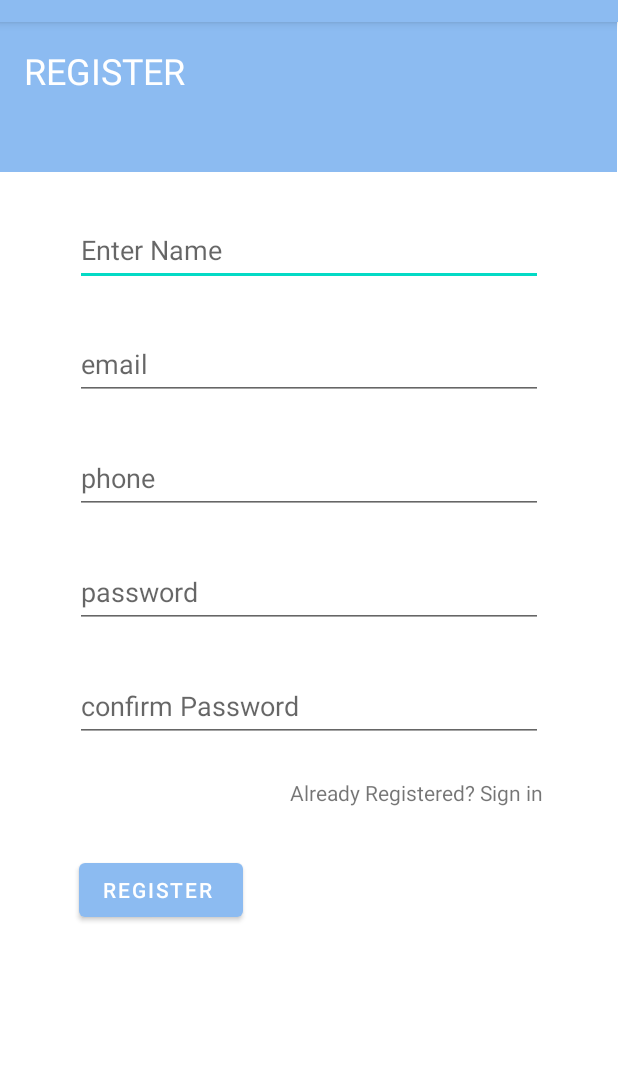
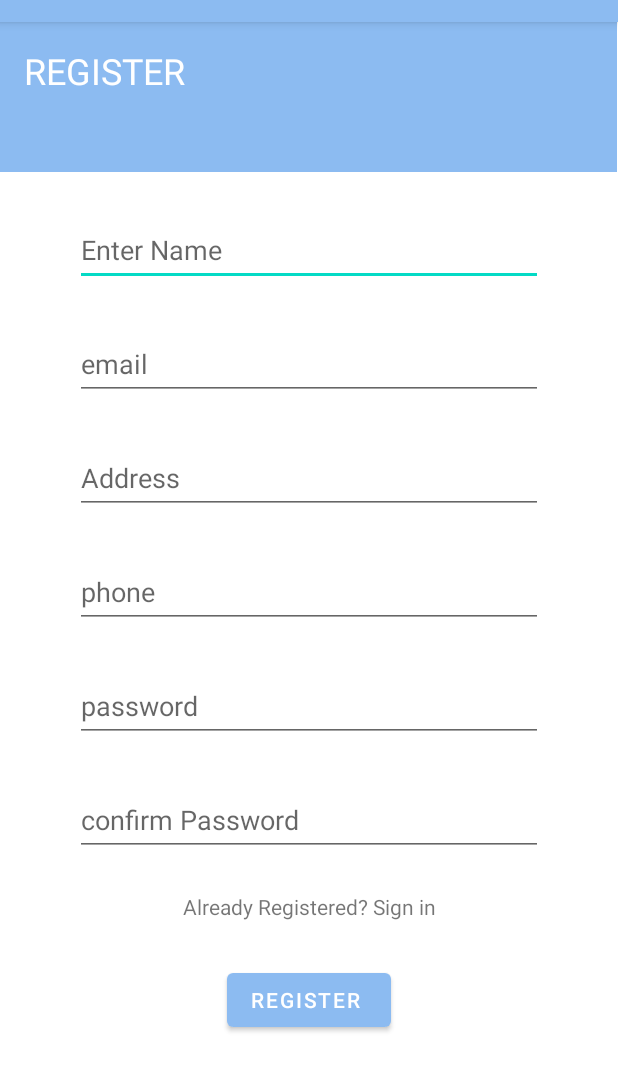
Before and after one commit to senaraperera/Salon_Appointment_System, an Android app: the customerRegistration screen opened directly, with no data from a screen before it, on a phone screen of 412 x 824 dp, the part 62-1154 px from its top. Run offline under Robolectric (Android 15) with nearby library versions, the light colour scheme and no system bars; our stand-ins replace Firebase (no records; nobody signed in at launch, a user with empty details on screens opened directly).

Commit message:
added customer profile page

```diff
--- a/app/src/main/java/com/example/salonappointmentsystem/Customer.java
+++ b/app/src/main/java/com/example/salonappointmentsystem/Customer.java
@@ -3,7 +3,8 @@ package com.example.salonappointmentsystem;
 public class Customer {
     private String name;
     private String email;
-    private Integer phone;
+    private String address;
+    private String phone;
     private String password;
 
     public Customer() {}
@@ -16,6 +17,14 @@ public class Customer {
         this.name = name;
     }
 
+    public String getAddress() {
+        return address;
+    }
+
+    public void setAddress(String address) {
+        this.address = address;
+    }
+
     public String getEmail() {
         return email;
     }
@@ -24,11 +33,11 @@ public class Customer {
         this.email = email;
     }
 
-    public Integer getPhone() {
+    public String getPhone() {
         return phone;
     }
 
-    public void setPhone(Integer phone) {
+    public void setPhone(String phone) {
         this.phone = phone;
     }
 
--- a/app/src/main/java/com/example/salonappointmentsystem/customerRegistration.java
+++ b/app/src/main/java/com/example/salonappointmentsystem/customerRegistration.java
@@ -16,7 +16,6 @@ import com.google.android.gms.tasks.OnCompleteListener;
 import com.google.android.gms.tasks.Task;
 import com.google.firebase.auth.AuthResult;
 import com.google.firebase.auth.FirebaseAuth;
-import com.google.firebase.auth.FirebaseUser;
 import com.google.firebase.database.DatabaseReference;
 import com.google.firebase.database.FirebaseDatabase;
 
@@ -24,7 +23,7 @@ import com.google.firebase.database.FirebaseDatabase;
 public class customerRegistration extends AppCompatActivity {
 
     //Register Customer section
-    EditText cusName, cusEmail, cusPhone, cusPassword, cusConfirmPassword;
+    EditText cusName, cusEmail, cusPhone, cusAddress , cusPassword, cusConfirmPassword;
     Button registerCusButton;
     Customer cusObj;
     DatabaseReference dbReg;
@@ -37,11 +36,12 @@ public class customerRegistration extends AppCompatActivity {
         setContentView(R.layout.activity_customer_registration);
 
         //Register Customer section
-        cusName = findViewById(R.id.regName);
-        cusEmail = findViewById(R.id.regEmail);
-        cusPhone = findViewById(R.id.regPhone);
-        cusPassword = findViewById(R.id.regPassword);
-        cusConfirmPassword = findViewById(R.id.regConfirmPassword);
+        cusName = findViewById(R.id.cusRegName);
+        cusEmail = findViewById(R.id.cusRegEmail);
+        cusAddress = findViewById(R.id.cusRegAddress);
+        cusPhone = findViewById(R.id.cusRegPhone);
+        cusPassword = findViewById(R.id.cusRegPassword);
+        cusConfirmPassword = findViewById(R.id.cusRegConfirmPassword);
         registerCusButton = findViewById(R.id.regRegisterButton);
         cusObj = new Customer();
 
@@ -61,6 +61,7 @@ public class customerRegistration extends AppCompatActivity {
     public void ClearControls(){
         cusName.setText("");
         cusEmail.setText("");
+        cusAddress.setText("");
         cusPhone.setText("");
         cusPassword.setText("");
         cusConfirmPassword.setText("");
@@ -76,6 +77,8 @@ public class customerRegistration extends AppCompatActivity {
                 Toast.makeText(getApplicationContext(), "Please enter your Email", Toast.LENGTH_SHORT).show();
             }else if(TextUtils.isEmpty(cusPhone.getText().toString())){
                 Toast.makeText(getApplicationContext(), "Please enter your Phone", Toast.LENGTH_SHORT).show();
+            }else if(TextUtils.isEmpty(cusAddress.getText().toString())) {
+                Toast.makeText(getApplicationContext(), "Please enter your Address", Toast.LENGTH_SHORT).show();
             }else if(TextUtils.isEmpty(cusPassword.getText().toString())){
                 Toast.makeText(getApplicationContext(), "Please enter your Password", Toast.LENGTH_SHORT).show();
             }else{
@@ -87,7 +90,8 @@ public class customerRegistration extends AppCompatActivity {
                     public void onComplete(@NonNull Task<AuthResult> task) {
                         if (task.isSuccessful()){
                             cusObj.setName(cusName.getText().toString().trim());
-                            cusObj.setPhone(Integer.parseInt(cusPhone.getText().toString().trim()));
+                            cusObj.setAddress(cusAddress.getText().toString().trim());
+                            cusObj.setPhone(cusPhone.getText().toString().trim());
                             dbReg.child(cusAuth.getUid()).setValue(cusObj);
                             Toast.makeText(getApplicationContext(), "Data inserted", Toast.LENGTH_SHORT).show();
                             ClearControls();
--- a/app/src/main/java/com/example/salonappointmentsystem/customer_login.java
+++ b/app/src/main/java/com/example/salonappointmentsystem/customer_login.java
@@ -66,7 +66,7 @@ public class customer_login extends AppCompatActivity {
                 public void onComplete(@NonNull Task<AuthResult> task) {
                     if(task.isSuccessful()){
                         Toast.makeText(getApplicationContext(), "Logged in successfully", Toast.LENGTH_SHORT).show();
-                        startActivity(new Intent(getApplicationContext(), homepage.class));
+                        startActivity(new Intent(getApplicationContext(), show_saloon_list.class));
                     }else {
                         Toast.makeText(getApplicationContext(), "Login Failed.", Toast.LENGTH_SHORT).show();
                     }
--- a/app/src/main/res/layout/activity_customer_registration.xml
+++ b/app/src/main/res/layout/activity_customer_registration.xml
@@ -7,7 +7,7 @@
     tools:context=".customerRegistration">
 
     <EditText
-        android:id="@+id/regName"
+        android:id="@+id/cusRegName"
         android:layout_width="0dp"
         android:layout_height="wrap_content"
         android:layout_marginStart="50dp"
@@ -23,7 +23,7 @@
         app:layout_constraintTop_toBottomOf="@+id/view" />
 
     <EditText
-        android:id="@+id/regEmail"
+        android:id="@+id/cusRegEmail"
         android:layout_width="0dp"
         android:layout_height="wrap_content"
         android:layout_marginStart="50dp"
@@ -35,10 +35,26 @@
         android:minHeight="48dp"
         app:layout_constraintEnd_toEndOf="parent"
         app:layout_constraintStart_toStartOf="parent"
-        app:layout_constraintTop_toBottomOf="@+id/regName" />
+        app:layout_constraintTop_toBottomOf="@+id/cusRegName" />
 
     <EditText
-        android:id="@+id/regPhone"
+        android:id="@+id/cusRegAddress"
+        android:layout_width="0dp"
+        android:layout_height="wrap_content"
+        android:layout_marginStart="50dp"
+        android:layout_marginTop="28dp"
+        android:layout_marginEnd="50dp"
+        android:ems="10"
+        android:hint="Address"
+        android:inputType="textPersonName"
+        android:minHeight="48dp"
+        app:layout_constraintEnd_toEndOf="parent"
+        app:layout_constraintHorizontal_bias="1.0"
+        app:layout_constraintStart_toStartOf="parent"
+        app:layout_constraintTop_toBottomOf="@+id/cusRegEmail" />
+
+    <EditText
+        android:id="@+id/cusRegPhone"
         android:layout_width="0dp"
         android:layout_height="wrap_content"
         android:layout_marginStart="50dp"
@@ -49,11 +65,28 @@
         android:inputType="textPersonName"
         android:minHeight="48dp"
         app:layout_constraintEnd_toEndOf="parent"
+        app:layout_constraintHorizontal_bias="0.0"
         app:layout_constraintStart_toStartOf="parent"
-        app:layout_constraintTop_toBottomOf="@+id/regEmail" />
+        app:layout_constraintTop_toBottomOf="@+id/cusRegAddress" />
 
     <EditText
-        android:id="@+id/regPassword"
+        android:id="@+id/cusRegConfirmPassword"
+        android:layout_width="0dp"
+        android:layout_height="wrap_content"
+        android:layout_marginStart="50dp"
+        android:layout_marginTop="28dp"
+        android:layout_marginEnd="50dp"
+        android:ems="10"
+        android:hint="confirm Password"
+        android:inputType="textPassword"
+        android:minHeight="48dp"
+        app:layout_constraintEnd_toEndOf="parent"
+        app:layout_constraintHorizontal_bias="0.0"
+        app:layout_constraintStart_toStartOf="parent"
+        app:layout_constraintTop_toBottomOf="@+id/cusRegPassword" />
+
+    <EditText
+        android:id="@+id/cusRegPassword"
         android:layout_width="0dp"
         android:layout_height="wrap_content"
         android:layout_marginStart="50dp"
@@ -64,23 +97,9 @@
         android:inputType="textPassword"
         android:minHeight="48dp"
         app:layout_constraintEnd_toEndOf="parent"
+        app:layout_constraintHorizontal_bias="0.0"
         app:layout_constraintStart_toStartOf="parent"
-        app:layout_constraintTop_toBottomOf="@+id/regPhone" />
-
-    <EditText
-        android:id="@+id/regConfirmPassword"
-        android:layout_width="0dp"
-        android:layout_height="wrap_content"
-        android:layout_marginStart="50dp"
-        android:layout_marginTop="28dp"
-        android:layout_marginEnd="50dp"
-        android:ems="10"
-        android:hint="confirm Password"
-        android:inputType="textPassword"
-        android:minHeight="48dp"
-        app:layout_constraintEnd_toEndOf="parent"
-        app:layout_constraintStart_toStartOf="parent"
-        app:layout_constraintTop_toBottomOf="@+id/regPassword" />
+        app:layout_constraintTop_toBottomOf="@+id/cusRegPhone" />
 
     <View
         android:id="@+id/view"
@@ -107,14 +126,13 @@
         android:id="@+id/regRegisterButton"
         android:layout_width="wrap_content"
         android:layout_height="wrap_content"
+        android:layout_marginBottom="64dp"
         android:onClick="CreateData"
         android:text="REGISTER "
         app:layout_constraintBottom_toBottomOf="parent"
-        app:layout_constraintEnd_toStartOf="@+id/regSignInButton"
-        app:layout_constraintHorizontal_bias="0.625"
+        app:layout_constraintEnd_toEndOf="parent"
         app:layout_constraintStart_toStartOf="parent"
-        app:layout_constraintTop_toBottomOf="@+id/regConfirmPassword"
-        app:layout_constraintVertical_bias="0.311" />
+        app:layout_constraintTop_toBottomOf="@+id/regSignInButton" />
 
     <TextView
         android:id="@+id/regSignInButton"
@@ -123,8 +141,7 @@
         android:layout_marginTop="24dp"
         android:text="Already Registered? Sign in"
         app:layout_constraintEnd_toEndOf="parent"
-        app:layout_constraintHorizontal_bias="0.795"
         app:layout_constraintStart_toStartOf="parent"
-        app:layout_constraintTop_toBottomOf="@+id/regConfirmPassword" />
+        app:layout_constraintTop_toBottomOf="@+id/cusRegConfirmPassword" />
 
 </androidx.constraintlayout.widget.ConstraintLayout>
--- a/app/src/main/res/values/strings.xml
+++ b/app/src/main/res/values/strings.xml
@@ -37,6 +37,10 @@
     <string name="salonLocation">LOCATION</string>
 
     <string name="serviceDescription">DESCRIPTION</string>
+    <string name="cusProfileButton1">Button 1</string>
+    <string name="cusProfileButton2">button 2</string>
+    <string name="cusProfileButton3">button3</string>
+    <string name="cusProfileButton4">button4</string>
 
 
 </resources>
```
Also changed, not shown: app/src/main/AndroidManifest.xml (+16 -11 lines), app/src/main/java/com/example/salonappointmentsystem/customerEditDetails.java (added, +92 -0 lines), app/src/main/java/com/example/salonappointmentsystem/customerProfilePage.java (added, +88 -0 lines), app/src/main/res/layout/activity_customer_edit_details.xml (added, +92 -0 lines), app/src/main/res/layout/activity_customer_login.xml (+13 -3 lines), app/src/main/res/layout/activity_customer_profile_page.xml (added, +204 -0 lines), app/src/main/res/drawable/avatar.png (added), app/src/main/res/drawable/calendar.png (added), app/src/main/res/drawable/cancel.png (added), app/src/main/res/drawable/padlock.png (added), app/src/main/res/drawable/settings.png (added), 1 other file.
